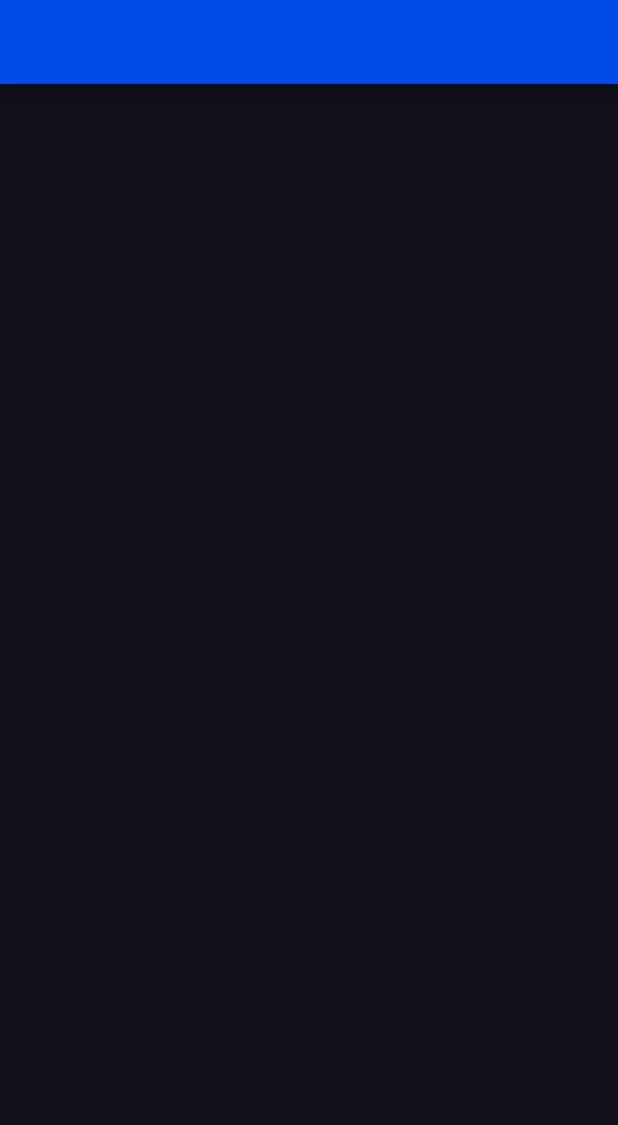
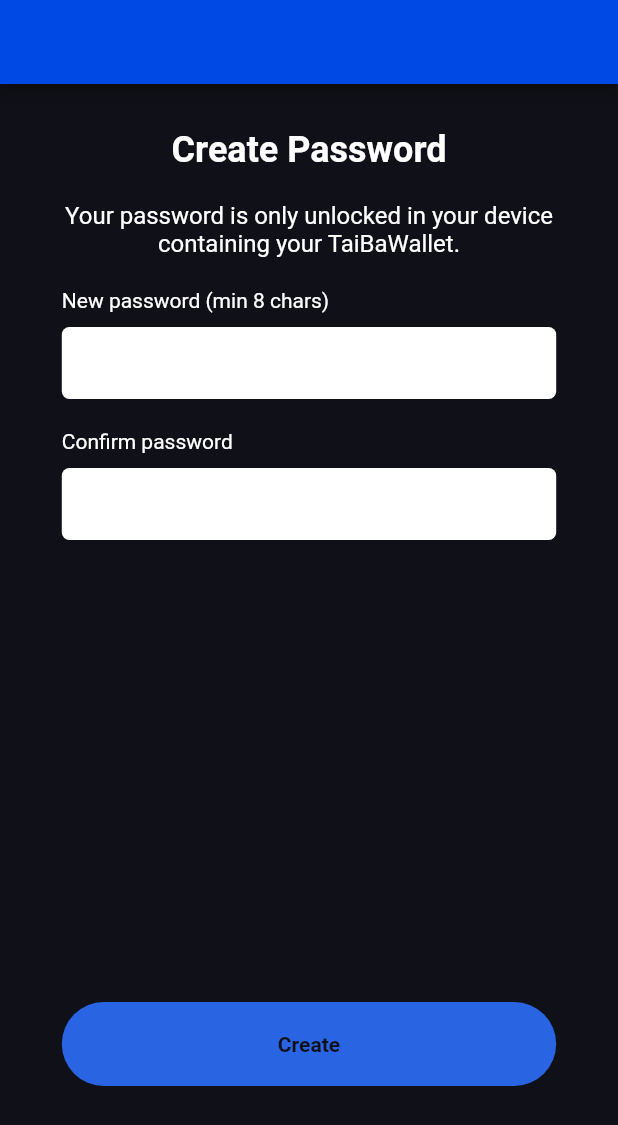
Before and after one commit to lenhatquang97/Ticket_Marketplace, a Flutter app: the NewWallet screen opened directly, on a phone screen of 412 x 824 dp. Shown: the top 1125 px of the screen. Run offline on Flutter 3.47's test engine with Material 2 defaults, Android fonts, the phone set to English and light mode, and no system bars; our stand-ins replace carousel_slider, flutter_secure_storage, font_awesome_flutter, google_fonts, lottie; missing offline and left inert: ecdsa, elliptic; accounts and stored records are empty.

Commit message:
Create new wallet

```diff
--- /dev/null
+++ b/lib/models/wallet.dart
@@ -0,0 +1,6 @@
+class Wallet {
+  final String hashedPrivateKey;
+  final String publicKey;
+
+  Wallet(this.hashedPrivateKey, this.publicKey);
+}
--- a/lib/screens/authentication/new_wallet.dart
+++ /dev/null
@@ -1,15 +0,0 @@
-import 'package:flutter/material.dart';
-import 'package:ticket_marketplace/widgets/appbar.dart';
-
-class NewWallet extends StatelessWidget {
-  const NewWallet({Key? key}) : super(key: key);
-
-  @override
-  Widget build(BuildContext context) {
-    return Scaffold(
-      appBar: AppBar(
-        automaticallyImplyLeading: false,
-      ),
-    );
-  }
-}
--- /dev/null
+++ b/lib/screens/new_wallet/new_wallet.dart
@@ -0,0 +1,163 @@
+import 'package:flutter/material.dart';
+import 'package:ticket_marketplace/screens/new_wallet/show_secretkey.dart';
+import 'package:ticket_marketplace/utils/wallet.dart';
+import 'package:ticket_marketplace/widgets/appbar.dart';
+
+class NewWallet extends StatefulWidget {
+  const NewWallet({Key? key}) : super(key: key);
+
+  @override
+  State<NewWallet> createState() => _NewWalletState();
+}
+
+class _NewWalletState extends State<NewWallet> {
+  final newPassword = TextEditingController(text: "");
+  final confirmPassword = TextEditingController(text: "");
+  static final formKey = GlobalKey<FormState>();
+
+  @override
+  Widget build(BuildContext context) {
+    return Scaffold(
+      resizeToAvoidBottomInset: false,
+      appBar: AppBar(
+        automaticallyImplyLeading: false,
+      ),
+      body: SizedBox(
+        width: MediaQuery.of(context).size.width,
+        child: Column(
+          mainAxisAlignment: MainAxisAlignment.center,
+          children: [
+            const SizedBox(
+              height: 30,
+            ),
+            const Center(
+                child: Text(
+              "Create Password",
+              style: TextStyle(fontWeight: FontWeight.bold, fontSize: 24),
+            )),
+            Padding(
+              padding: const EdgeInsets.symmetric(vertical: 20),
+              child: SizedBox(
+                  width: MediaQuery.of(context).size.width * 80,
+                  child: const Center(
+                      child: Text(
+                    "Your password is only unlocked in your device\ncontaining your TaiBaWallet.",
+                    textAlign: TextAlign.center,
+                    style: TextStyle(fontSize: 16),
+                  ))),
+            ),
+            Form(
+              key: formKey,
+              child: Column(
+                children: [
+                  PasswordField(
+                    controller: newPassword,
+                    lable: "New password (min 8 chars)",
+                    validator: (value) {
+                      if (value.isEmpty || value.length < 8) {
+                        return "Password not long enough";
+                      }
+                      return null;
+                    },
+                  ),
+                  const SizedBox(
+                    height: 20,
+                  ),
+                  PasswordField(
+                    controller: confirmPassword,
+                    lable: "Confirm password",
+                    validator: (value) {
+                      if (value != newPassword.text) {
+                        return "Password's Don't Match";
+                      }
+                      return null;
+                    },
+                  ),
+                ],
+              ),
+            ),
+            Expanded(
+              child: Container(),
+            ),
+            InkWell(
+              onTap: () {
+                if (formKey.currentState!.validate()) {
+                  Navigator.push(
+                      context,
+                      MaterialPageRoute(
+                          builder: (context) =>
+                              ShowSecretKey(password: newPassword.text)));
+                }
+              },
+              child: Container(
+                  width: MediaQuery.of(context).size.width * 0.8,
+                  decoration: BoxDecoration(
+                      color: const Color(0xff2964e3),
+                      borderRadius: BorderRadius.circular(29)),
+                  child: Padding(
+                    padding: const EdgeInsets.symmetric(
+                        vertical: 20, horizontal: 20),
+                    child: Center(
+                        child: Text(
+                      "Create",
+                      style: TextStyle(
+                          fontWeight: FontWeight.bold,
+                          color: Theme.of(context).primaryColor),
+                    )),
+                  )),
+            ),
+            const SizedBox(
+              height: 100,
+            )
+          ],
+        ),
+      ),
+    );
+  }
+}
+
+class PasswordField extends StatelessWidget {
+  const PasswordField({
+    Key? key,
+    required this.lable,
+    this.controller,
+    this.validator,
+  }) : super(key: key);
+
+  final String lable;
+  final controller;
+  final validator;
+
+  @override
+  Widget build(BuildContext context) {
+    return Column(
+      children: [
+        Row(
+          children: [
+            SizedBox(
+              width: MediaQuery.of(context).size.width * 0.1,
+            ),
+            Text(lable),
+          ],
+        ),
+        const SizedBox(
+          height: 10,
+        ),
+        Container(
+          padding: const EdgeInsets.symmetric(horizontal: 20),
+          width: MediaQuery.of(context).size.width * 0.8,
+          decoration: BoxDecoration(
+              borderRadius: BorderRadius.circular(5), color: Colors.white),
+          child: TextFormField(
+            controller: controller,
+            validator: validator,
+            obscureText: true,
+            obscuringCharacter: "*",
+            style: const TextStyle(color: Colors.black, fontSize: 16),
+            decoration: const InputDecoration(border: InputBorder.none),
+          ),
+        )
+      ],
+    );
+  }
+}
--- a/lib/screens/authentication/welcome.dart
+++ b/lib/screens/welcome/welcome.dart
@@ -1,8 +1,9 @@
 import 'package:flutter/material.dart';
 import 'package:font_awesome_flutter/font_awesome_flutter.dart';
-import 'package:ticket_marketplace/screens/authentication/new_wallet.dart';
 import 'package:lottie/lottie.dart';
 import 'package:ticket_marketplace/widgets/appbar.dart';
+
+import '../new_wallet/new_wallet.dart';
 
 class WelcomeScreen extends StatelessWidget {
   const WelcomeScreen({Key? key}) : super(key: key);
--- /dev/null
+++ b/lib/utils/wallet.dart
@@ -0,0 +1,17 @@
+import 'package:ecdsa/ecdsa.dart';
+import 'package:elliptic/elliptic.dart';
+import 'dart:convert' show utf8;
+import 'package:crypto/crypto.dart';
+import 'package:ticket_marketplace/models/wallet.dart';
+
+Wallet CreateNewWallet(String password) {
+  var ec = getP256();
+  var priv = ec.generatePrivateKey();
+  var pub = priv.publicKey;
+
+  return Wallet(priv.toString(), pub.toString());
+}
+
+String GetPriavteKey(String hashedPrivateKey, String password) {
+  return hashedPrivateKey;
+}
--- a/pubspec.yaml
+++ b/pubspec.yaml
@@ -29,17 +29,20 @@ environment:
 dependencies:
   bip39: ^1.0.6
   carousel_slider: ^4.0.0
-  google_fonts: ^2.2.0
+  cryptography: ^2.0.5
   cupertino_icons: ^1.0.2
   dio: ^4.0.4
+  ecdsa: ^0.0.4
   flutter:
     sdk: flutter
   flutter_secure_storage: ^5.0.2
   font_awesome_flutter: ^9.2.0
+  google_fonts: ^2.2.0
   http: ^0.13.4
   lottie: ^1.2.1
   path_provider: ^2.0.8
   provider: ^6.0.2
+  secp256k1: ^0.3.0
 
 dev_dependencies:
   flutter_lints: ^1.0.0
```
Also changed, not shown: lib/main.dart (+5 -2 lines), lib/screens/new_wallet/confirm_secret_key.dart (added, +72 -0 lines), lib/screens/new_wallet/show_secretkey.dart (added, +75 -0 lines), pubspec.lock.
